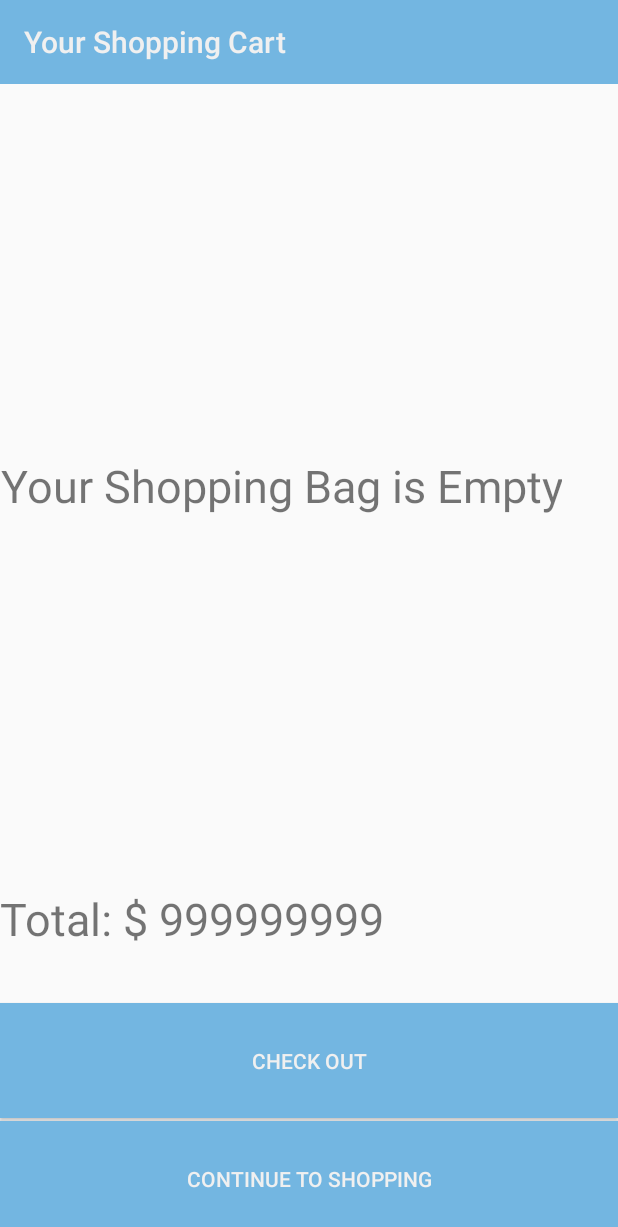
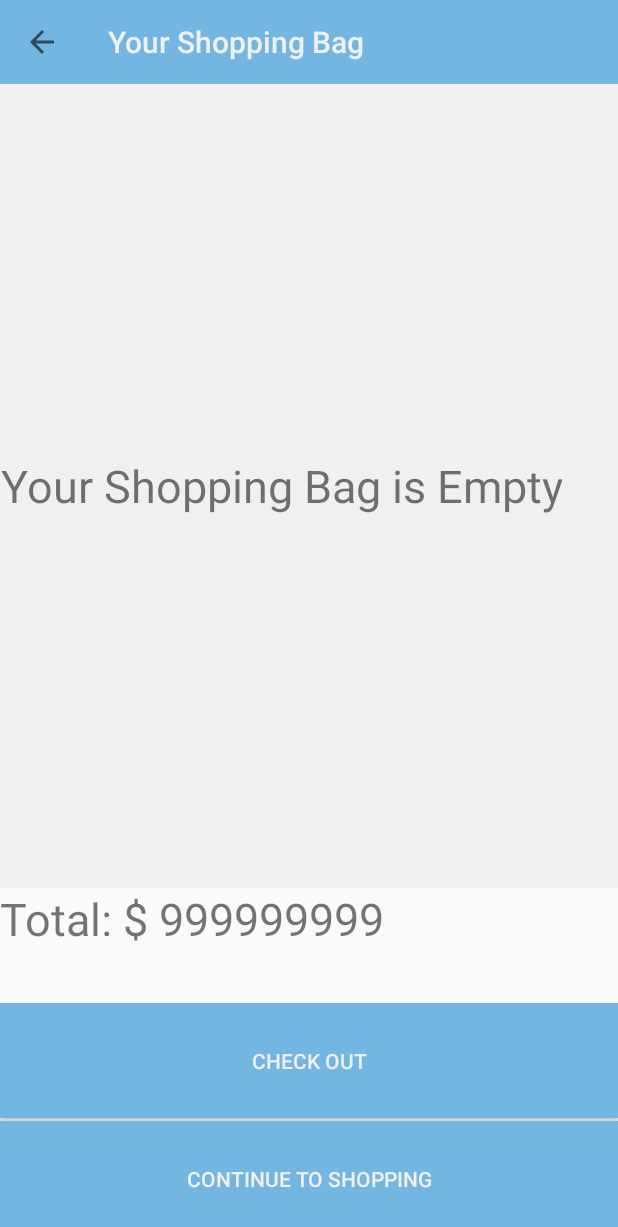
Before and after one commit to nguyenlyminhman/menwatch-android, an Android app: the CartActivity screen opened directly, with no data from a screen before it, on a phone screen of 412 x 824 dp. Shown: the top 1227 px of the screen. Run offline under Robolectric (Android 15) with nearby library versions, the phone set to English and light mode, and no system bars; our stand-ins replace Picasso; pictures from the network do not load.

Commit message:
Finished! Load product items to Shopping Cart . There is an error (calculate quantity * product price). But, Other code is running well.

```diff
--- a/app/src/main/java/com/greenwich/menwatch/CartActivity.java
+++ b/app/src/main/java/com/greenwich/menwatch/CartActivity.java
@@ -2,12 +2,74 @@ package com.greenwich.menwatch;
 
 import android.support.v7.app.AppCompatActivity;
 import android.os.Bundle;
+import android.support.v7.widget.Toolbar;
+import android.view.View;
+import android.widget.Adapter;
+import android.widget.Button;
+import android.widget.ListView;
+import android.widget.TextView;
+
+import com.greenwich.adapter.CartAdapter;
+
 
 public class CartActivity extends AppCompatActivity {
+
+    ListView lvCartItems;
+    TextView txtCartNotice, txtCartItemsTotalsPrice;
+    Button btnCheckOut, btnShopping;
+    Toolbar tbCartItems;
+    CartAdapter cartAdapter;
 
     @Override
     protected void onCreate(Bundle savedInstanceState) {
         super.onCreate(savedInstanceState);
         setContentView(R.layout.activity_cart);
+        addControls();
+        addToolbarCartItemEvents();
+        checkCartItems();
+        setTotalPrice();
+    }
+
+    private void setTotalPrice() {
+        double totalPrice = 0;
+        for(int i =0; i<MainActivity.arrCart.size(); i++){
+            totalPrice +=MainActivity.arrCart.get(i).getProductPrice();
+            txtCartItemsTotalsPrice.setText("$ " + totalPrice);
+        }
+    }
+
+    private void checkCartItems() {
+        if(MainActivity.arrCart.size() <= 0){
+            cartAdapter.notifyDataSetChanged();
+            txtCartNotice.setVisibility(View.VISIBLE);
+            lvCartItems.setVisibility(View.INVISIBLE);
+        }else{
+            cartAdapter.notifyDataSetChanged();
+            txtCartNotice.setVisibility(View.INVISIBLE);
+            lvCartItems.setVisibility(View.VISIBLE);
+        }
+    }
+
+    private void addToolbarCartItemEvents() {
+        setSupportActionBar(tbCartItems);
+        getSupportActionBar().setDisplayHomeAsUpEnabled(true);
+        tbCartItems.setNavigationOnClickListener(new View.OnClickListener() {
+            @Override
+            public void onClick(View view) {
+                finish();
+            }
+        });
+    }
+
+    private void addControls() {
+        lvCartItems = findViewById(R.id.lvCartItems);
+        txtCartNotice = findViewById(R.id.txtCartNotice);
+        txtCartItemsTotalsPrice = findViewById(R.id.txtCartItemsTotalsPrice);
+        btnCheckOut = findViewById(R.id.btnCheckOut);
+        btnShopping = findViewById(R.id.btnShopping);
+        tbCartItems = findViewById(R.id.tbCartItems);
+
+        cartAdapter = new CartAdapter(CartActivity.this, MainActivity.arrCart);
+        lvCartItems.setAdapter(cartAdapter);
     }
 }
--- a/app/src/main/res/layout/activity_cart.xml
+++ b/app/src/main/res/layout/activity_cart.xml
@@ -8,15 +8,16 @@
     android:weightSum="10"
     tools:context="com.greenwich.menwatch.CartActivity">
     <android.support.v7.widget.Toolbar
-        android:id="@+id/tbBrand"
+        android:id="@+id/tbCartItems"
         android:layout_width="match_parent"
         android:layout_height="?attr/actionBarSize"
         android:background="#73B6E1"
-        app:title="Your Shopping Cart"
+        app:title="Your Shopping Bag"
         app:titleTextColor="#f0f0f0">
     </android.support.v7.widget.Toolbar>
     <LinearLayout
         android:layout_weight="7"
+        android:background="#f0f0f0"
         android:layout_width="match_parent"
         android:layout_height="0dp">
             <FrameLayout
@@ -36,8 +37,8 @@
                 </ListView>
             </FrameLayout>
     </LinearLayout>
-
         <TextView
+            android:id="@+id/txtCartItemsTotalsPrice"
             android:layout_weight="1"
             android:textSize="30dp"
             android:text="Total: $ 999999999"
```
Also changed, not shown: app/src/main/java/com/greenwich/adapter/CartAdapter.java (+6 -5 lines), app/src/main/java/com/greenwich/menwatch/BrandActivity.java (+18 -0 lines), app/src/main/java/com/greenwich/menwatch/MainActivity.java (+18 -1 lines), app/src/main/java/com/greenwich/menwatch/ProductDetailsActivity.java (+16 -0 lines), app/src/main/java/com/greenwich/menwatch/StyleActivity.java (+16 -0 lines), app/src/main/res/layout/listview_cart.xml (+14 -6 lines), app/src/main/res/menu/menu_cart.xml (added, +8 -0 lines), app/src/main/res/drawable/add.png (added), app/src/main/res/drawable/cart.png (added), app/src/main/res/drawable/cart_2.png (added), app/src/main/res/drawable/delete.png (added), app/src/main/res/drawable/fs5350.jpg (deleted).
